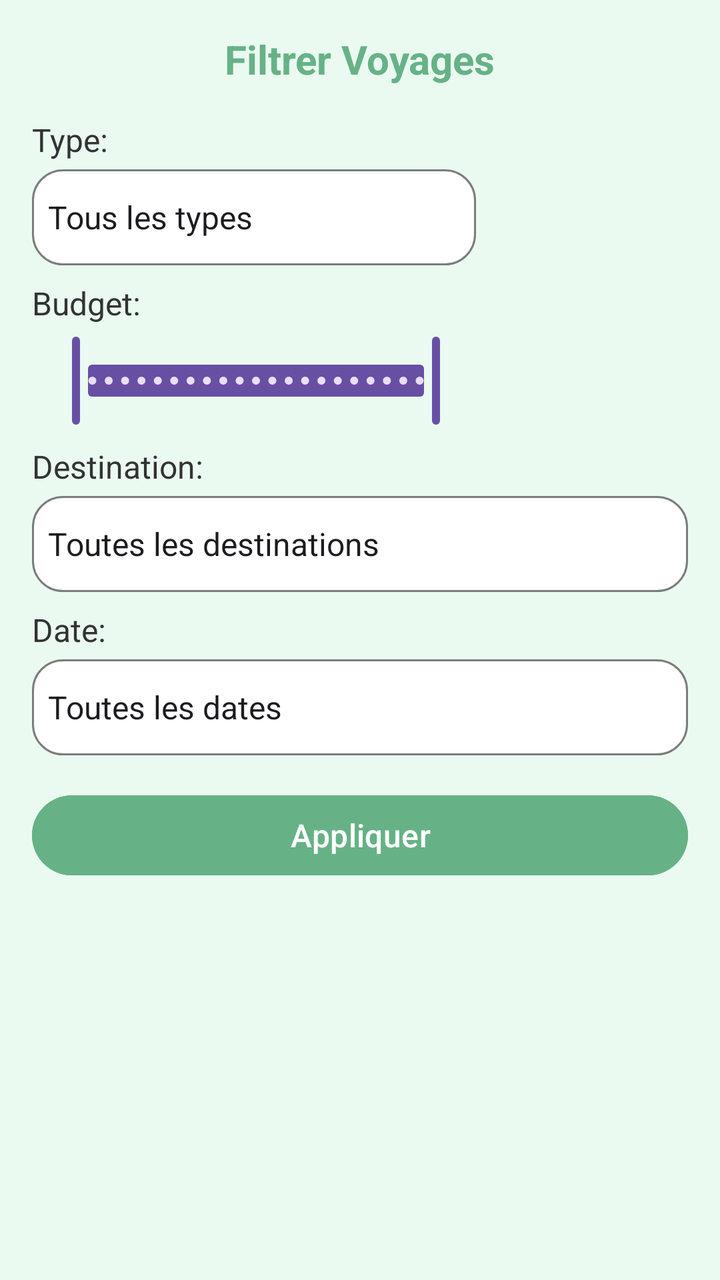
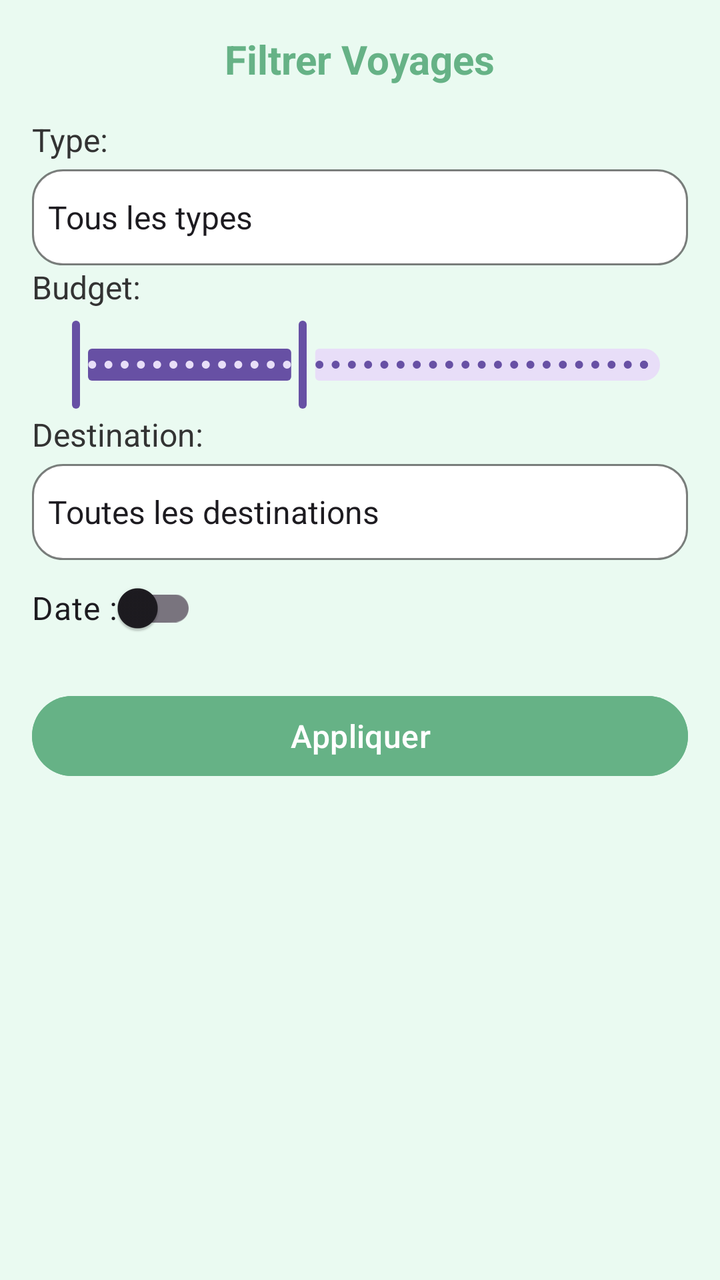

The first picture is an Android layout as it rendered before a commit; the second is the same layout after the commit. The layout source and the unified diff follow.
<!-- AndroidManifest.xml: application theme Theme.AgenceTouristique7 -->
<!-- res/layout/popup_filtre.xml -->
<?xml version="1.0" encoding="utf-8"?>
<LinearLayout xmlns:android="http://schemas.android.com/apk/res/android"
    android:layout_width="wrap_content"
    android:layout_height="wrap_content"
    xmlns:app="http://schemas.android.com/apk/res-auto"
    android:background="#EAFAF1"
    android:orientation="vertical"
    android:padding="16dp">

    <TextView
        android:layout_width="wrap_content"
        android:layout_height="wrap_content"
        android:layout_gravity="center_horizontal"
        android:layout_marginBottom="16dp"
        android:text="@string/filtrer_voyages"
        android:textColor="@color/colorPrimary"
        android:textSize="20sp"
        android:textStyle="bold" />

    <LinearLayout
        android:layout_width="222dp"
        android:layout_height="wrap_content"
        android:layout_marginBottom="8dp"
        android:orientation="vertical">

        <TextView
            android:layout_width="wrap_content"
            android:layout_height="wrap_content"
            android:layout_marginBottom="4dp"
            android:text="@string/type_label"
            android:textColor="@color/black_text"
            android:textSize="16sp" />

        <Spinner
            android:id="@+id/popupTypeSpinner"
            android:layout_width="match_parent"
            android:layout_height="wrap_content"
            android:background="@drawable/spinner_background"
            android:entries="@array/type_options"
            android:minHeight="48dp"
            android:prompt="@string/type_filter"
            android:spinnerMode="dropdown" />
    </LinearLayout>

    <LinearLayout
        android:layout_width="224dp"
        android:layout_height="wrap_content"
        android:layout_marginBottom="8dp"
        android:orientation="vertical">

        <TextView
            android:layout_width="wrap_content"
            android:layout_height="wrap_content"
            android:layout_marginBottom="4dp"
            android:text="@string/budget_label"
            android:textColor="@color/black_text"
            android:textSize="16sp" />

        <com.google.android.material.slider.RangeSlider
            android:id="@+id/popupBudgetSlider"
            android:layout_width="match_parent"
            android:layout_height="wrap_content"
            android:stepSize="100.0"
            android:valueFrom="0.0"
            android:valueTo="5000.0"
            app:values="@array/slider_values" />
    </LinearLayout>

    <LinearLayout
        android:layout_width="match_parent"
        android:layout_height="wrap_content"
        android:orientation="vertical"
        android:layout_marginBottom="8dp">

        <TextView
            android:layout_width="wrap_content"
            android:layout_height="wrap_content"
            android:text="@string/destination_label"
            android:textColor="@color/black_text"
            android:textSize="16sp"
            android:layout_marginBottom="4dp"/>

        <Spinner
            android:id="@+id/popupDestinationSpinner"
            android:layout_width="match_parent"
            android:layout_height="wrap_content"
            android:minHeight="48dp"
            android:entries="@array/destination_options"
            android:prompt="@string/pays_filter"
            android:spinnerMode="dropdown"
            android:background="@drawable/spinner_background"/>
    </LinearLayout>

    <LinearLayout
        android:layout_width="match_parent"
        android:layout_height="wrap_content"
        android:orientation="vertical">

        <TextView
            android:layout_width="wrap_content"
            android:layout_height="wrap_content"
            android:text="@string/date_label"
            android:textColor="@color/black_text"
            android:textSize="16sp"
            android:layout_marginBottom="4dp"/>

        <Spinner
            android:id="@+id/popupDateSpinner"
            android:layout_width="match_parent"
            android:layout_height="wrap_content"
            android:minHeight="48dp"
            android:entries="@array/date_options"
            android:prompt="@string/date_filter"
            android:spinnerMode="dropdown"
            android:background="@drawable/spinner_background"/>
    </LinearLayout>

    <Button
        android:id="@+id/popupFilterButton"
        android:layout_width="match_parent"
        android:layout_height="wrap_content"
        android:layout_marginTop="16dp"
        android:backgroundTint="@color/colorPrimary"
        android:text="@string/appliquer_filtres"
        android:textColor="#FFFFFF"
        android:textSize="16sp" />

</LinearLayout>
<!-- resources referenced by this layout -->
<resources>
  <string-array name="date_options">
          <item>Toutes les dates</item>
          <item>Prochains 3 mois</item>
          <item>Prochains 6 mois</item>
          <item>Prochain an</item>
      </string-array>
  <string-array name="destination_options">
          <item>Toutes les destinations</item>
          <item>Paris</item>
          <item>Rome</item>
          <item>Tokyo</item>
      </string-array>
  <array name="slider_values">
          <item>0.0</item>
          <item>5000.0</item>
      </array>
  <string-array name="type_options">
          <item>Tous les types</item>
          <item>Culturel</item>
          <item>Aventure</item>
          <item>Bien-être</item>
          <item>Nature</item>
      </string-array>
  <color name="black_text">#333333</color>
  <color name="colorPrimary">#66B286</color>
  <!-- drawable spinner_background (drawable) -->
  <?xml version="1.0" encoding="utf-8"?>
  <selector xmlns:android="http://schemas.android.com/apk/res/android">
      <item android:state_enabled="true">
          <shape android:shape="rectangle">
              <solid android:color="#FFFFFF" />
              <corners android:radius="15dp" />
              <stroke android:color="#80000000" android:width="1dp"/>
          </shape>
      </item>
  </selector>
  <string name="appliquer_filtres">Appliquer</string>
  <string name="budget_label">Budget:</string>
  <string name="date_filter">Filtrer par date…</string>
  <string name="date_label">Date:</string>
  <string name="destination_label">Destination:</string>
  <string name="filtrer_voyages">Filtrer Voyages</string>
  <string name="pays_filter">Filtrer par pays…</string>
  <string name="type_filter">Filtrer par type…</string>
  <string name="type_label">Type:</string>
  <style name="Theme.AgenceTouristique7" parent="Base.Theme.AgenceTouristique7" />
  <style name="Base.Theme.AgenceTouristique7" parent="Theme.Material3.DayNight.NoActionBar">
          
          
      </style>
</resources>

<!-- the commit's change to res/layout/popup_filtre.xml (unified diff, before → after) -->
@@ -2,6 +2,7 @@
 <LinearLayout xmlns:android="http://schemas.android.com/apk/res/android"
     android:layout_width="wrap_content"
     android:layout_height="wrap_content"
+    android:minWidth="280dp"
     xmlns:app="http://schemas.android.com/apk/res-auto"
     android:background="#EAFAF1"
     android:orientation="vertical"
@@ -17,103 +18,77 @@
         android:textSize="20sp"
         android:textStyle="bold" />
 
-    <LinearLayout
-        android:layout_width="222dp"
+
+    <TextView
+        android:layout_width="wrap_content"
         android:layout_height="wrap_content"
-        android:layout_marginBottom="8dp"
-        android:orientation="vertical">
+        android:layout_marginBottom="4dp"
+        android:text="@string/type_label"
+        android:textColor="@color/black_text"
+        android:textSize="16sp" />
 
-        <TextView
-            android:layout_width="wrap_content"
-            android:layout_height="wrap_content"
-            android:layout_marginBottom="4dp"
-            android:text="@string/type_label"
-            android:textColor="@color/black_text"
-            android:textSize="16sp" />
-
-        <Spinner
-            android:id="@+id/popupTypeSpinner"
-            android:layout_width="match_parent"
-            android:layout_height="wrap_content"
-            android:background="@drawable/spinner_background"
-            android:entries="@array/type_options"
-            android:minHeight="48dp"
-            android:prompt="@string/type_filter"
-            android:spinnerMode="dropdown" />
-    </LinearLayout>
-
-    <LinearLayout
-        android:layout_width="224dp"
-        android:layout_height="wrap_content"
-        android:layout_marginBottom="8dp"
-        android:orientation="vertical">
-
-        <TextView
-            android:layout_width="wrap_content"
-            android:layout_height="wrap_content"
-            android:layout_marginBottom="4dp"
-            android:text="@string/budget_label"
-            android:textColor="@color/black_text"
-            android:textSize="16sp" />
-
-        <com.google.android.material.slider.RangeSlider
-            android:id="@+id/popupBudgetSlider"
-            android:layout_width="match_parent"
-            android:layout_height="wrap_content"
-            android:stepSize="100.0"
-            android:valueFrom="0.0"
-            android:valueTo="5000.0"
-            app:values="@array/slider_values" />
-    </LinearLayout>
-
-    <LinearLayout
+    <Spinner
+        android:id="@+id/popupTypeSpinner"
         android:layout_width="match_parent"
         android:layout_height="wrap_content"
-        android:orientation="vertical"
-        android:layout_marginBottom="8dp">
+        android:background="@drawable/spinner_background"
+        android:entries="@array/type_options"
+        android:minHeight="48dp"
+        android:prompt="@string/type_filter"
+        android:spinnerMode="dropdown" />
 
-        <TextView
-            android:layout_width="wrap_content"
-            android:layout_height="wrap_content"
-            android:text="@string/destination_label"
-            android:textColor="@color/black_text"
-            android:textSize="16sp"
-            android:layout_marginBottom="4dp"/>
 
-        <Spinner
-            android:id="@+id/popupDestinationSpinner"
-            android:layout_width="match_parent"
-            android:layout_height="wrap_content"
-            android:minHeight="48dp"
-            android:entries="@array/destination_options"
-            android:prompt="@string/pays_filter"
-            android:spinnerMode="dropdown"
-            android:background="@drawable/spinner_background"/>
-    </LinearLayout>
+    <TextView
+        android:layout_width="wrap_content"
+        android:layout_height="wrap_content"
+        android:layout_marginBottom="4dp"
+        android:text="@string/budget_label"
+        android:textColor="@color/black_text"
+        android:textSize="16sp" />
 
-    <LinearLayout
+    <com.google.android.material.slider.RangeSlider
+        android:id="@+id/popupBudgetSlider"
         android:layout_width="match_parent"
         android:layout_height="wrap_content"
-        android:orientation="vertical">
+        android:stepSize="100.0"
+        android:valueFrom="0.0"
+        android:valueTo="5000.0"
+        app:values="@array/slider_values" />
 
-        <TextView
-            android:layout_width="wrap_content"
-            android:layout_height="wrap_content"
-            android:text="@string/date_label"
-            android:textColor="@color/black_text"
-            android:textSize="16sp"
-            android:layout_marginBottom="4dp"/>
+    <TextView
+        android:layout_width="wrap_content"
+        android:layout_height="wrap_content"
+        android:text="@string/destination_label"
+        android:textColor="@color/black_text"
+        android:textSize="16sp"
+        android:layout_marginBottom="4dp"/>
 
-        <Spinner
-            android:id="@+id/popupDateSpinner"
-            android:layout_width="match_parent"
-            android:layout_height="wrap_content"
-            android:minHeight="48dp"
-            android:entries="@array/date_options"
-            android:prompt="@string/date_filter"
-            android:spinnerMode="dropdown"
-            android:background="@drawable/spinner_background"/>
-    </LinearLayout>
+    <Spinner
+        android:id="@+id/popupDestinationSpinner"
+        android:layout_width="match_parent"
+        android:layout_height="wrap_content"
+        android:minHeight="48dp"
+        android:entries="@array/destination_options"
+        android:prompt="@string/pays_filter"
+        android:spinnerMode="dropdown"
+        android:background="@drawable/spinner_background"/>
+
+    <androidx.appcompat.widget.SwitchCompat
+        android:id="@+id/popupDateSwitch"
+        android:layout_width="wrap_content"
+        android:layout_height="wrap_content"
+        android:textSize="16sp"
+        android:text="@string/date"
+        android:checked="false"/>
+
+    <DatePicker
+        android:id="@+id/popupDatePicker"
+        android:layout_width="wrap_content"
+        android:layout_height="wrap_content"
+        android:visibility="gone"
+        android:datePickerMode="spinner"
+        android:calendarViewShown="false"
+        android:minDate="today" />
 
     <Button
         android:id="@+id/popupFilterButton"
<!-- resource entries referenced after the edit -->
@@ -1,11 +1,5 @@
 <!-- resources referenced by this layout -->
 <resources>
-  <string-array name="date_options">
-          <item>Toutes les dates</item>
-          <item>Prochains 3 mois</item>
-          <item>Prochains 6 mois</item>
-          <item>Prochain an</item>
-      </string-array>
   <string-array name="destination_options">
           <item>Toutes les destinations</item>
           <item>Paris</item>
@@ -14,7 +8,7 @@
       </string-array>
   <array name="slider_values">
           <item>0.0</item>
-          <item>5000.0</item>
+          <item>2000.0</item>
       </array>
   <string-array name="type_options">
           <item>Tous les types</item>
@@ -38,8 +32,7 @@
   </selector>
   <string name="appliquer_filtres">Appliquer</string>
   <string name="budget_label">Budget:</string>
-  <string name="date_filter">Filtrer par date…</string>
-  <string name="date_label">Date:</string>
+  <string name="date">Date :</string>
   <string name="destination_label">Destination:</string>
   <string name="filtrer_voyages">Filtrer Voyages</string>
   <string name="pays_filter">Filtrer par pays…</string>
